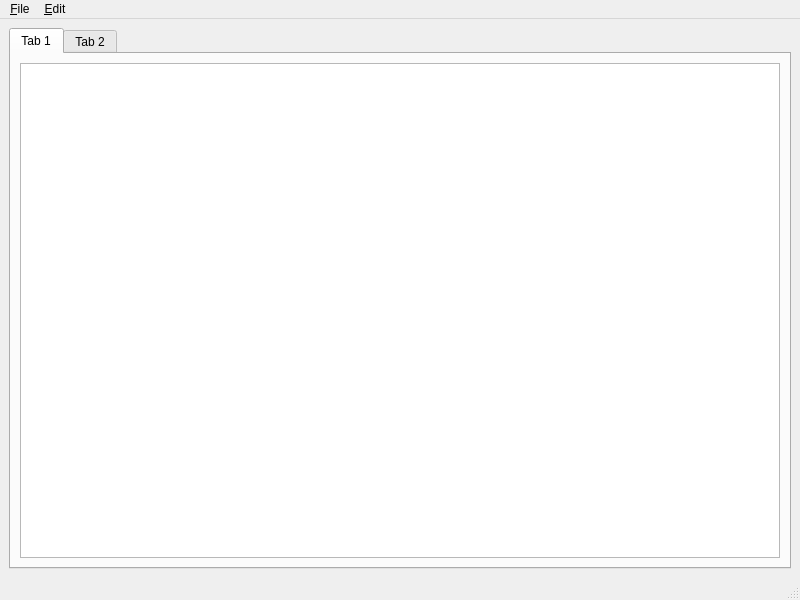
Above: src/stockmonitor/ui/mainwindow.ui from anetczuk/stock-monitor before the change. Below: the same form after it.
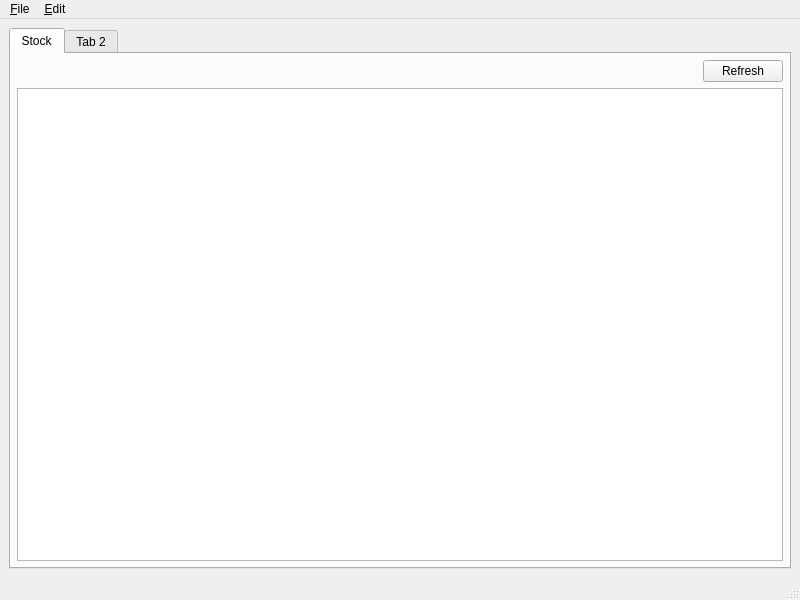
That is the form after the change. Custom widgets are drawn as their Qt base class.

Commit message: Make StockTable displaying data

```diff
--- a/src/stockmonitor/ui/mainwindow.ui
+++ b/src/stockmonitor/ui/mainwindow.ui
@@ -19,11 +19,50 @@
      <widget class="QTabWidget" name="tabWidget">
       <widget class="QWidget" name="tab">
        <attribute name="title">
-        <string>Tab 1</string>
+        <string>Stock</string>
        </attribute>
        <layout class="QVBoxLayout" name="verticalLayout_2">
+        <property name="leftMargin">
+         <number>6</number>
+        </property>
+        <property name="topMargin">
+         <number>6</number>
+        </property>
+        <property name="rightMargin">
+         <number>6</number>
+        </property>
+        <property name="bottomMargin">
+         <number>6</number>
+        </property>
         <item>
-         <widget class="StockTable" name="tableView"/>
+         <layout class="QHBoxLayout" name="horizontalLayout">
+          <property name="topMargin">
+           <number>0</number>
+          </property>
+          <item>
+           <spacer name="horizontalSpacer">
+            <property name="orientation">
+             <enum>Qt::Horizontal</enum>
+            </property>
+            <property name="sizeHint" stdset="0">
+             <size>
+              <width>40</width>
+              <height>20</height>
+             </size>
+            </property>
+           </spacer>
+          </item>
+          <item>
+           <widget class="QPushButton" name="stockRefreshPB">
+            <property name="text">
+             <string>Refresh</string>
+            </property>
+           </widget>
+          </item>
+         </layout>
+        </item>
+        <item>
+         <widget class="StockTable" name="stockTable"/>
         </item>
        </layout>
       </widget>
```
Left out of the diff: 4 changed lines with no effect on the pictures. The commit also changes 2 other files.
